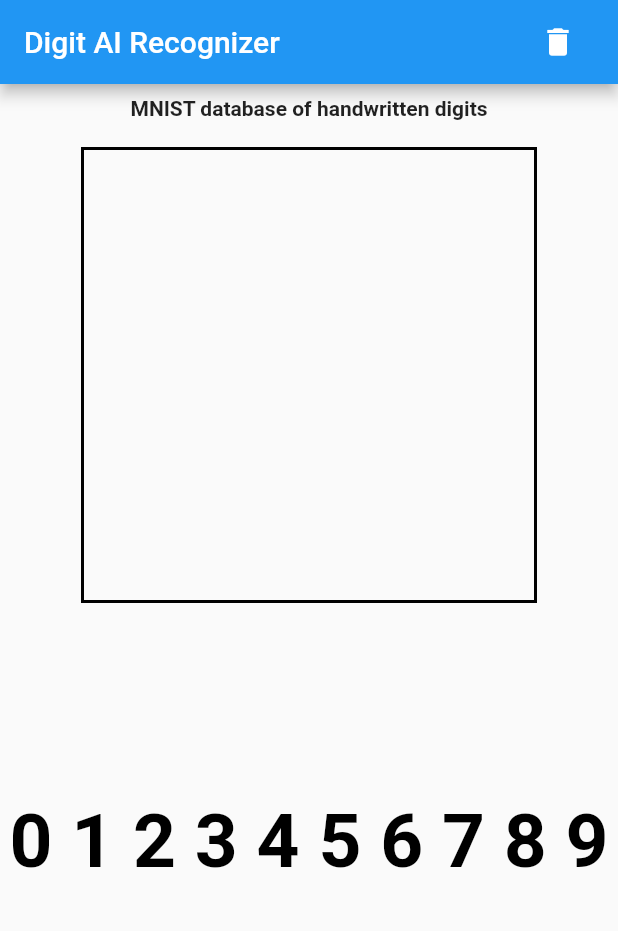
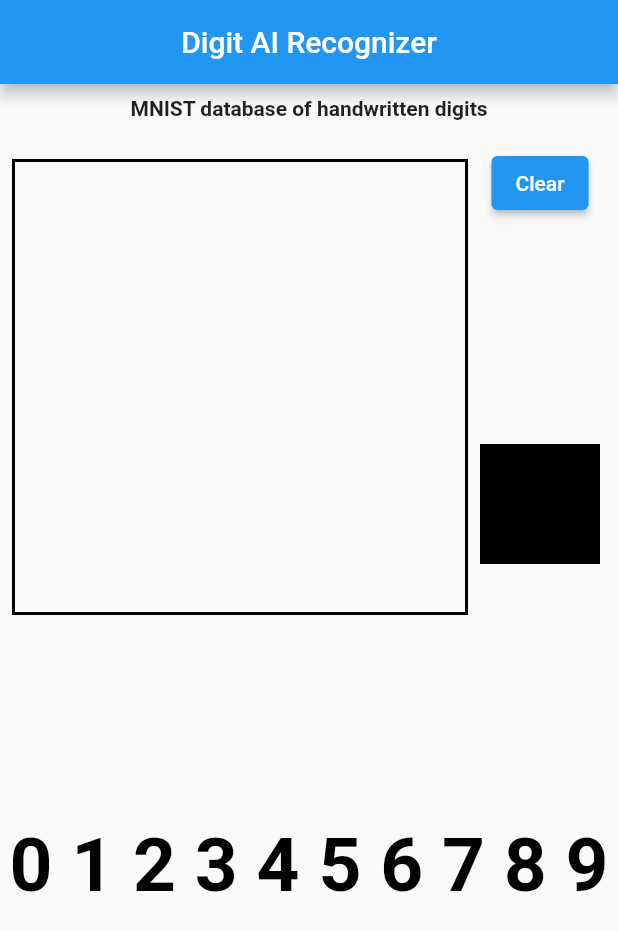
Before and after one commit to luigimicco/flutter_ai_digit, a Flutter app: the screen it shows after launch, on a phone screen of 412 x 824 dp. Shown: the top 931 px of the screen. Run offline on Flutter 3.47's test engine with Material 2 defaults, Android fonts, the phone set to English and light mode, and no system bars; missing offline and left inert: dart:ffi, flutter_tflite.

Commit message:
fix layout

```diff
--- a/lib/screens/draw_screen.dart
+++ b/lib/screens/draw_screen.dart
@@ -1,3 +1,4 @@
+import 'dart:ffi';
 import 'dart:typed_data';
 import 'package:flutter/material.dart';
 
@@ -36,50 +37,51 @@ class _DrawScreenState extends State<DrawScreen> {
   Widget build(BuildContext context) {
     return Scaffold(
       appBar: AppBar(
-        title: Flex(
-          direction: Axis.horizontal,
-          mainAxisAlignment: MainAxisAlignment.spaceBetween,
-          children: [
-            const Text('Digit AI Recognizer'),
-            IconButton(
-                onPressed: () {
-                  setState(() {
-                    _points.clear();
-                    _prediction.clear();
-                  });
-                },
-                icon: const Icon(Icons.delete))
-          ],
-        ),
+        title: const Text('Digit AI Recognizer'),
         centerTitle: true,
       ),
       body: SingleChildScrollView(
         child: Column(
-          children: <Widget>[
-            Row(
-              children: <Widget>[
-                Expanded(
-                  child: Padding(
-                    padding: const EdgeInsets.all(8.0),
-                    child: Column(
-                      children: const <Widget>[
-                        Text(
-                          'MNIST database of handwritten digits',
-                          style: TextStyle(
-                            fontWeight: FontWeight.bold,
-                          ),
-                        )
-                      ],
-                    ),
-                  ),
+          children: [
+            const Padding(
+              padding: EdgeInsets.all(8.0),
+              child: Text(
+                'MNIST database of handwritten digits',
+                style: TextStyle(
+                  fontWeight: FontWeight.bold,
                 ),
-                // _mnistPreviewImage(),
-              ],
+              ),
             ),
             const SizedBox(
               height: 10,
             ),
-            _drawCanvasWidget(),
+            Row(
+              mainAxisAlignment: MainAxisAlignment.start,
+              crossAxisAlignment: CrossAxisAlignment.start,
+              children: [
+                Padding(
+                  padding: const EdgeInsets.all(8.0),
+                  child: _drawCanvasWidget(),
+                ),
+                Column(
+                  mainAxisAlignment: MainAxisAlignment.spaceBetween,
+                  children: [
+                    ElevatedButton(
+                        onPressed: () {
+                          setState(() {
+                            _points.clear();
+                            _prediction.clear();
+                          });
+                        },
+                        child: const Text("Clear")),
+                    const SizedBox(
+                      height: 150,
+                    ),
+                    _mnistPreviewImage(),
+                  ],
+                )
+              ],
+            ),
             const SizedBox(
               height: 10,
             ),
@@ -129,8 +131,8 @@ class _DrawScreenState extends State<DrawScreen> {
 
   Widget _mnistPreviewImage() {
     return Container(
-      width: 100,
-      height: 100,
+      width: 80,
+      height: 80,
       color: Colors.black,
       child: FutureBuilder(
         future: _previewImage(),
```
